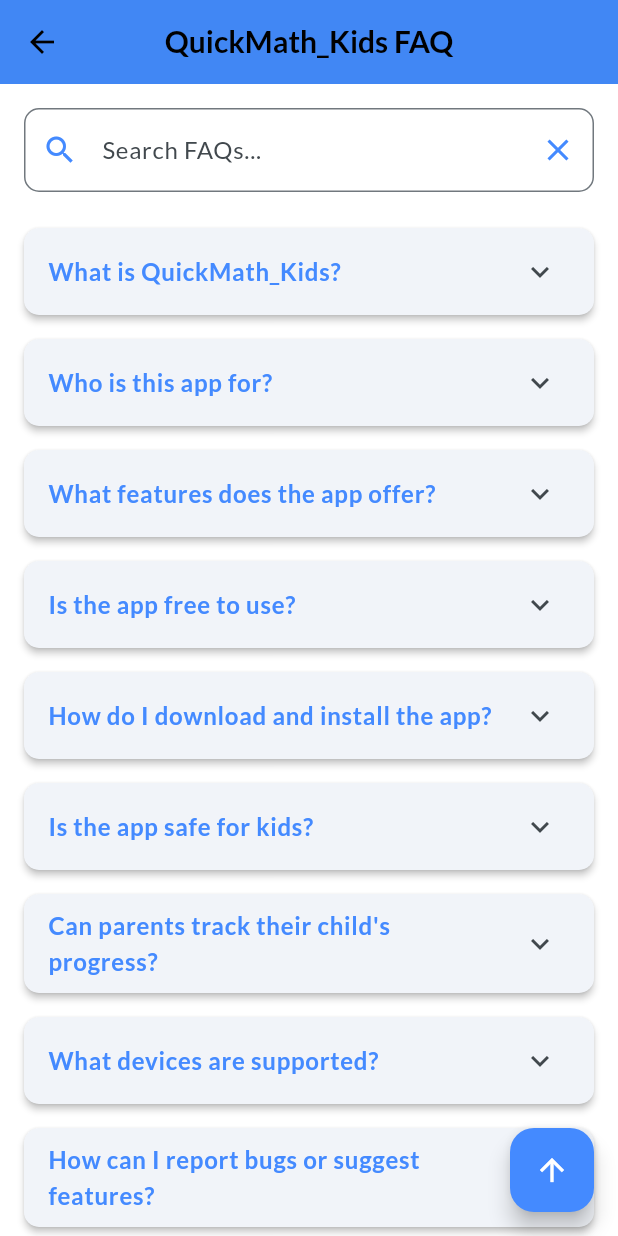
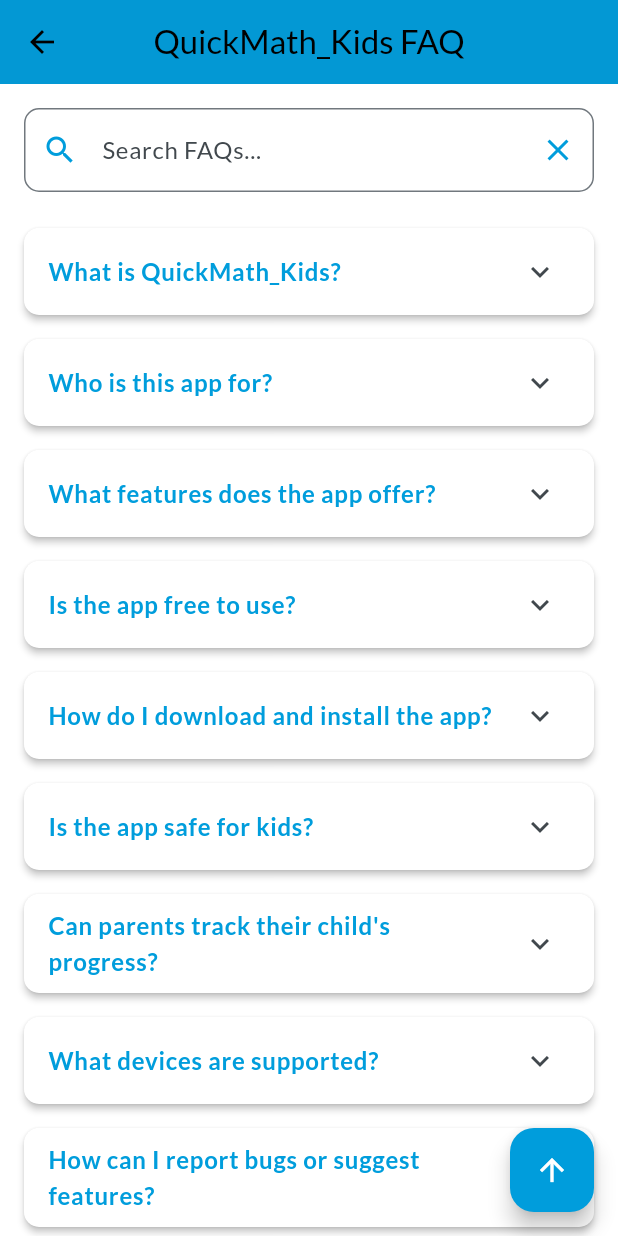
Before and after one commit to nzcv/QuickMath_Kids, a Flutter app: the screen it shows after launch, in the side drawer, after a tap on "FAQ", on a phone screen of 412 x 824 dp. Run offline on Flutter 3.47's test engine with Material 3 defaults, Android fonts, the phone set to English and light mode, and no system bars; our stand-ins replace awesome_notifications, confetti, firebase_core, firebase_messaging, flutter_riverpod, flutter_tts and 5 more; missing offline and left inert: workmanager; accounts and stored records are empty.

Commit message:
dark mode in faq screen

```diff
--- a/lib/screens/faq_screen.dart
+++ b/lib/screens/faq_screen.dart
@@ -71,7 +71,7 @@ class _FAQScreenState extends State<FAQScreen> {
     ),
     FAQItem(
       question: "Does the app have a dark mode?",
-      answer: "No, this functionality will be added in future updates.",
+      answer: "Yes, you can choose the dark mode option in the drawer by clicking on the drawer button in the home screen, and the top left corner "
     ),
     FAQItem(
       question: "Can I customize the difficulty level?",
@@ -157,17 +157,14 @@ class _FAQScreenState extends State<FAQScreen> {
 
   @override
   Widget build(BuildContext context) {
+    final theme = Theme.of(context);
+    final isDarkMode = theme.brightness == Brightness.dark;
+
     return Scaffold(
       appBar: AppBar(
-        title: const Text(
-          "QuickMath_Kids FAQ",
-          style: TextStyle(
-            fontWeight: FontWeight.bold,
-            fontSize: 20,
-          ),
-        ),
+        title: const Text("QuickMath_Kids FAQ"),
         centerTitle: true,
-        backgroundColor: Colors.blueAccent,
+        backgroundColor: theme.colorScheme.primary,
         elevation: 4,
       ),
       body: Column(
@@ -178,9 +175,10 @@ class _FAQScreenState extends State<FAQScreen> {
               controller: _searchController,
               decoration: InputDecoration(
                 hintText: "Search FAQs...",
-                prefixIcon: const Icon(Icons.search, color: Colors.blueAccent),
+                prefixIcon:
+                    Icon(Icons.search, color: theme.colorScheme.primary),
                 suffixIcon: IconButton(
-                  icon: const Icon(Icons.clear, color: Colors.blueAccent),
+                  icon: Icon(Icons.clear, color: theme.colorScheme.primary),
                   onPressed: () {
                     _searchController.clear();
                     _filterFAQs();
@@ -188,11 +186,12 @@ class _FAQScreenState extends State<FAQScreen> {
                 ),
                 border: OutlineInputBorder(
                   borderRadius: BorderRadius.circular(10),
-                  borderSide: const BorderSide(color: Colors.blueAccent),
+                  borderSide: BorderSide(color: theme.colorScheme.primary),
                 ),
                 focusedBorder: OutlineInputBorder(
                   borderRadius: BorderRadius.circular(10),
-                  borderSide: const BorderSide(color: Colors.blueAccent, width: 2),
+                  borderSide:
+                      BorderSide(color: theme.colorScheme.primary, width: 2),
                 ),
               ),
             ),
@@ -207,7 +206,7 @@ class _FAQScreenState extends State<FAQScreen> {
                         "No results found.",
                         style: TextStyle(
                           fontSize: 18,
-                          color: Colors.grey[600],
+                          color: theme.colorScheme.onSurface.withOpacity(0.6),
                         ),
                       ),
                     )
@@ -216,7 +215,11 @@ class _FAQScreenState extends State<FAQScreen> {
                       itemCount: filteredFAQs.length,
                       itemBuilder: (context, index) {
                         return Card(
-                          margin: const EdgeInsets.symmetric(horizontal: 16, vertical: 8),
+                          color: isDarkMode
+                              ? theme.colorScheme.surfaceVariant
+                              : Colors.white,
+                          margin: const EdgeInsets.symmetric(
+                              horizontal: 16, vertical: 8),
                           elevation: 2,
                           shape: RoundedRectangleBorder(
                             borderRadius: BorderRadius.circular(10),
@@ -224,10 +227,10 @@ class _FAQScreenState extends State<FAQScreen> {
                           child: ExpansionTile(
                             title: Text(
                               filteredFAQs[index].question,
-                              style: const TextStyle(
+                              style: TextStyle(
                                 fontWeight: FontWeight.bold,
                                 fontSize: 16,
-                                color: Colors.blueAccent,
+                                color: theme.colorScheme.primary,
                               ),
                             ),
                             children: [
@@ -235,9 +238,9 @@ class _FAQScreenState extends State<FAQScreen> {
                                 padding: const EdgeInsets.all(16.0),
                                 child: Text(
                                   filteredFAQs[index].answer,
-                                  style: const TextStyle(
+                                  style: TextStyle(
                                     fontSize: 14,
-                                    color: Colors.white,
+                                    color: theme.colorScheme.onSurface,
                                   ),
                                 ),
                               ),
@@ -252,7 +255,7 @@ class _FAQScreenState extends State<FAQScreen> {
       ),
       floatingActionButton: FloatingActionButton(
         onPressed: _scrollToTop,
-        backgroundColor: Colors.blueAccent,
+        backgroundColor: theme.colorScheme.primary,
         child: const Icon(Icons.arrow_upward, color: Colors.white),
       ),
     );
```
Also changed, not shown: 1 other file.
